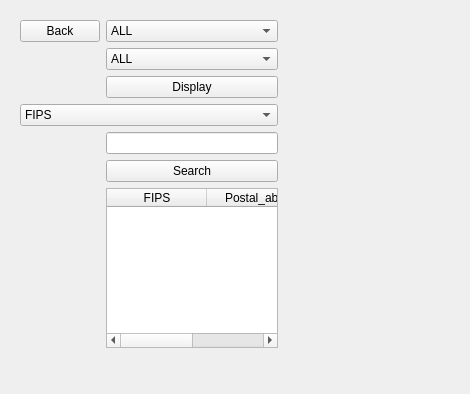
Above: CSE412_UI/State.ui from devi1X/CSE412_DatabaseProject before the change. Below: the same form after it.
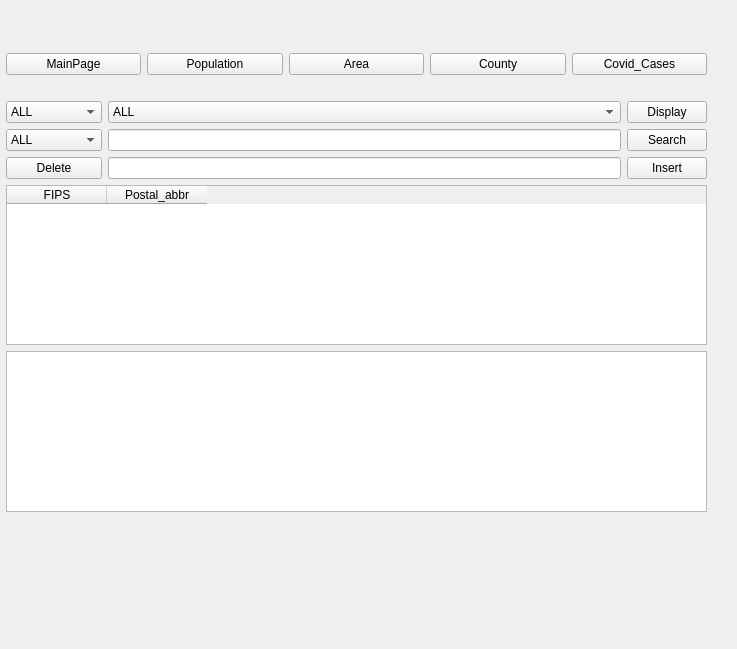
That is the form after the change.

Patch:
```diff
--- a/CSE412_UI/State.ui
+++ b/CSE412_UI/State.ui
@@ -6,31 +6,27 @@
    <rect>
     <x>0</x>
     <y>0</y>
-    <width>470</width>
-    <height>394</height>
+    <width>737</width>
+    <height>649</height>
    </rect>
   </property>
   <property name="windowTitle">
    <string>Form</string>
   </property>
-  <widget class="QWidget" name="layoutWidget">
+  <widget class="QWidget" name="">
    <property name="geometry">
     <rect>
-     <x>20</x>
-     <y>20</y>
-     <width>258</width>
-     <height>328</height>
+     <x>6</x>
+     <y>53</y>
+     <width>701</width>
+     <height>459</height>
     </rect>
    </property>
-   <layout class="QFormLayout" name="formLayout">
-    <item row="0" column="0">
-     <widget class="QPushButton" name="Back">
-      <property name="text">
-       <string>Back</string>
-      </property>
-     </widget>
+   <layout class="QGridLayout" name="gridLayout">
+    <item row="6" column="0" colspan="3">
+     <widget class="QTextBrowser" name="textBrowser"/>
     </item>
-    <item row="0" column="1">
+    <item row="2" column="0">
      <widget class="QComboBox" name="box1">
       <item>
        <property name="text">
@@ -49,7 +45,7 @@
       </item>
      </widget>
     </item>
-    <item row="1" column="1">
+    <item row="2" column="1">
      <widget class="QComboBox" name="box2">
       <item>
        <property name="text">
@@ -68,15 +64,13 @@
       </item>
      </widget>
     </item>
-    <item row="2" column="1">
-     <widget class="QPushButton" name="Display">
-      <property name="text">
-       <string>Display</string>
-      </property>
-     </widget>
-    </item>
-    <item row="3" column="0" colspan="2">
+    <item row="3" column="0">
      <widget class="QComboBox" name="box3">
+      <item>
+       <property name="text">
+        <string>ALL</string>
+       </property>
+      </item>
       <item>
        <property name="text">
         <string>FIPS</string>
@@ -89,17 +83,80 @@
       </item>
      </widget>
     </item>
-    <item row="4" column="1">
-     <widget class="QLineEdit" name="lineEdit"/>
+    <item row="4" column="0">
+     <widget class="QPushButton" name="Delete">
+      <property name="text">
+       <string>Delete</string>
+      </property>
+     </widget>
     </item>
-    <item row="5" column="1">
+    <item row="3" column="2">
      <widget class="QPushButton" name="Search">
       <property name="text">
        <string>Search</string>
       </property>
      </widget>
     </item>
-    <item row="6" column="1">
+    <item row="4" column="1">
+     <widget class="QLineEdit" name="lineEdit2"/>
+    </item>
+    <item row="4" column="2">
+     <widget class="QPushButton" name="Insert">
+      <property name="text">
+       <string>Insert</string>
+      </property>
+     </widget>
+    </item>
+    <item row="0" column="0" colspan="3">
+     <layout class="QHBoxLayout" name="horizontalLayout_7">
+      <item>
+       <widget class="QPushButton" name="MainPage">
+        <property name="text">
+         <string>MainPage</string>
+        </property>
+       </widget>
+      </item>
+      <item>
+       <widget class="QPushButton" name="Population">
+        <property name="text">
+         <string>Population</string>
+        </property>
+       </widget>
+      </item>
+      <item>
+       <widget class="QPushButton" name="Area">
+        <property name="text">
+         <string>Area</string>
+        </property>
+       </widget>
+      </item>
+      <item>
+       <widget class="QPushButton" name="County">
+        <property name="text">
+         <string>County</string>
+        </property>
+       </widget>
+      </item>
+      <item>
+       <widget class="QPushButton" name="Covid_Cases">
+        <property name="text">
+         <string>Covid_Cases</string>
+        </property>
+       </widget>
+      </item>
+     </layout>
+    </item>
+    <item row="3" column="1">
+     <widget class="QLineEdit" name="lineEdit"/>
+    </item>
+    <item row="2" column="2">
+     <widget class="QPushButton" name="Display">
+      <property name="text">
+       <string>Display</string>
+      </property>
+     </widget>
+    </item>
+    <item row="5" column="0" colspan="3">
      <widget class="QTableWidget" name="tableWidget">
       <column>
        <property name="text">
@@ -113,6 +170,19 @@
       </column>
      </widget>
     </item>
+    <item row="1" column="0" colspan="3">
+     <spacer name="horizontalSpacer">
+      <property name="orientation">
+       <enum>Qt::Horizontal</enum>
+      </property>
+      <property name="sizeHint" stdset="0">
+       <size>
+        <width>40</width>
+        <height>20</height>
+       </size>
+      </property>
+     </spacer>
+    </item>
    </layout>
   </widget>
  </widget>
```
